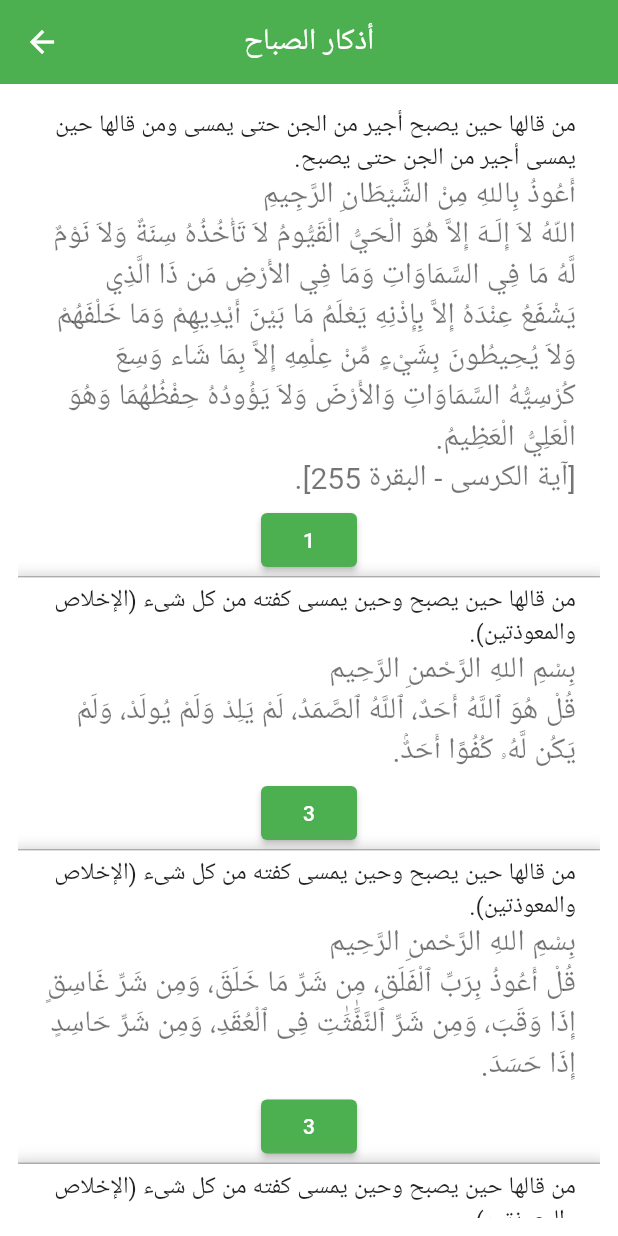
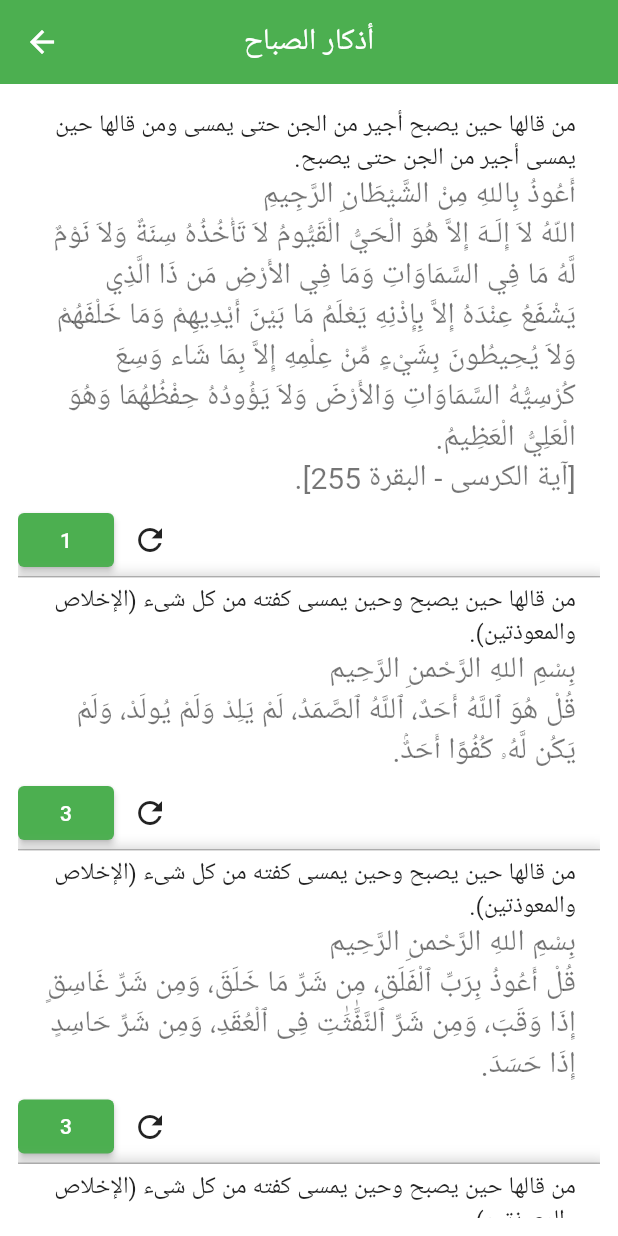
Before and after one commit to SohailaIhab/azkar_new, a Flutter app: the screen it shows after launch, after a tap on "أذكار الصباح", on a phone screen of 412 x 824 dp. Run offline on Flutter 3.47's test engine with Material 2 defaults, Android fonts, the phone set to English and light mode, and no system bars.

Commit message:
back to the default couter

```diff
--- a/lib/screens/section_detail_screen.dart
+++ b/lib/screens/section_detail_screen.dart
@@ -15,7 +15,8 @@ class SectionDetailScreen extends StatefulWidget {
 class _SectionDetailScreenState extends State<SectionDetailScreen> {
 
   List<SectionDetailModel> sectionDetails = [];
-List<int> count=List<int>.filled(20, 0);
+   late int count;
+
   @override
   void initState() {
     // TODO: implement initState
@@ -35,6 +36,7 @@ List<int> count=List<int>.filled(20, 0);
         child: ListView.separated(
           physics: BouncingScrollPhysics(),
             itemBuilder: (context , index) {
+             count=sectionDetails[index].count!;
               return Container(
                 decoration: BoxDecoration(
                     color: Colors.white,
@@ -55,18 +57,30 @@ List<int> count=List<int>.filled(20, 0);
                         fontSize: 20
                       ),),
                     ),
+
                     if(sectionDetails[index].sectionId==1||
                     sectionDetails[index].sectionId==2||
                     sectionDetails[index].sectionId==6)
+
+                     Row(
+
+                       children: [
                          ElevatedButton(
                           style: ElevatedButton.styleFrom(
                             backgroundColor: Colors.green),
                           onPressed: (){  setState(() {
                             if(sectionDetails[index].count==0){
                               sectionDetails[index].count=0 ;}
-                          else{sectionDetails[index].count =(sectionDetails[index].count!-1);}
+                              else{sectionDetails[index].count =sectionDetails[index].count!-1;}
                          });},
                            child: Text("${sectionDetails[index].count}"),
+                          ),
+                          IconButton(onPressed: (){
+                            setState(() {
+                            sectionDetails[index].count=count;  });
+                            },
+                             icon:Icon(Icons.refresh) )
+                       ],
                      )
                   ],
                 ),
```
Lines whose indentation alone changed are shown as unchanged.
